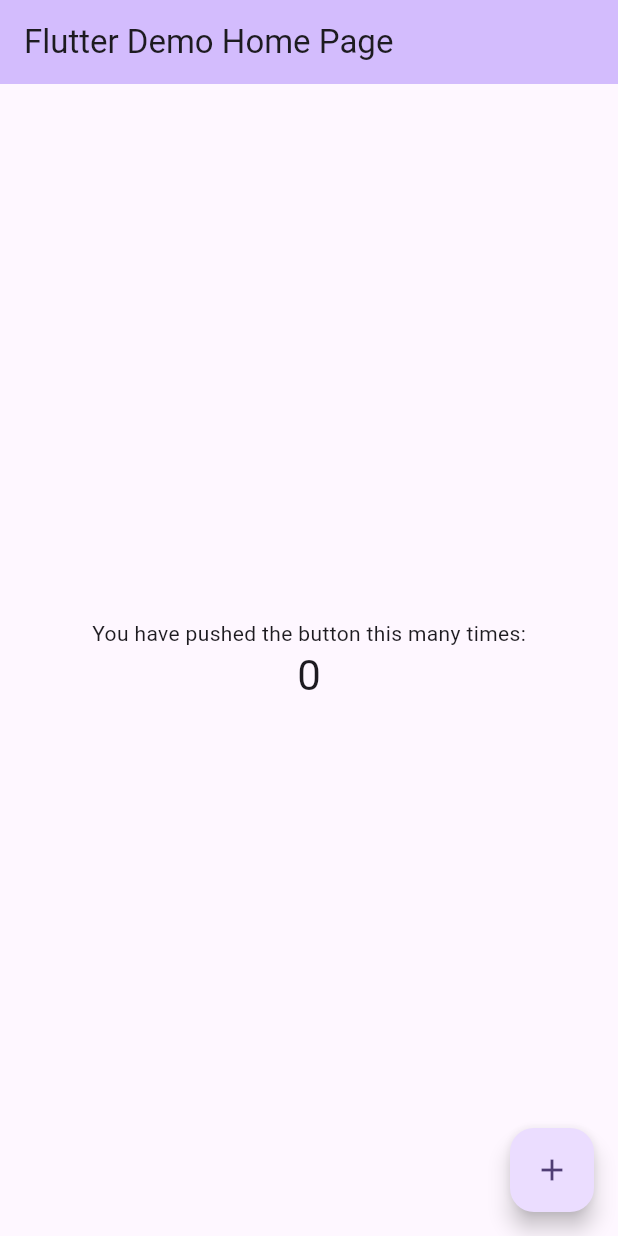
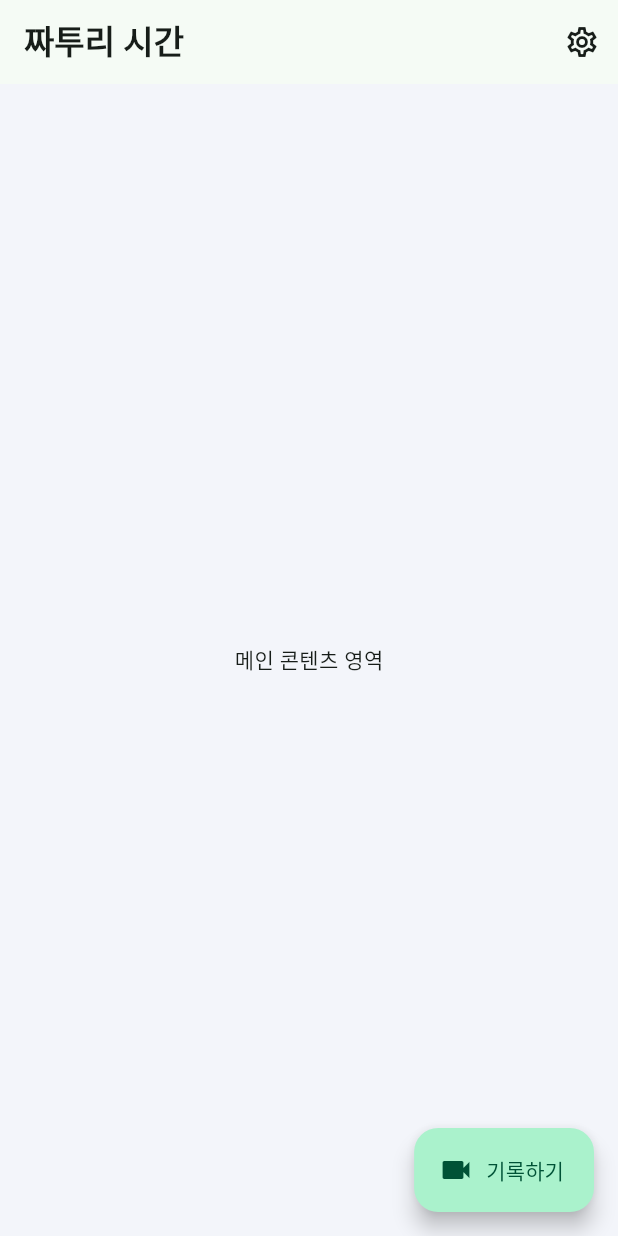
Before and after one commit to UH3135/spare-time, a Flutter app: the screen it shows after launch, on a phone screen of 412 x 824 dp. Run offline on Flutter 3.47's test engine with Material 3 defaults, Android fonts, the phone set to English and light mode, and no system bars.

Commit message:
feat: add shared app top bar scaffold

```diff
--- /dev/null
+++ b/lib/core/layout/app_page_scaffold.dart
@@ -0,0 +1,33 @@
+import 'package:flutter/material.dart';
+
+import '../widgets/app_top_bar.dart';
+
+class AppPageScaffold extends StatelessWidget {
+  const AppPageScaffold({
+    super.key,
+    required this.title,
+    required this.body,
+    this.actions,
+    this.floatingActionButton,
+    this.backgroundColor,
+  });
+
+  final String title;
+  final Widget body;
+  final List<Widget>? actions;
+  final Widget? floatingActionButton;
+  final Color? backgroundColor;
+
+  @override
+  Widget build(BuildContext context) {
+    return Scaffold(
+      backgroundColor: backgroundColor,
+      appBar: AppTopBar(
+        title: title,
+        actions: actions,
+      ),
+      body: body,
+      floatingActionButton: floatingActionButton,
+    );
+  }
+}
--- /dev/null
+++ b/lib/core/widgets/app_top_bar.dart
@@ -0,0 +1,45 @@
+import 'package:flutter/material.dart';
+
+class AppTopBar extends StatelessWidget implements PreferredSizeWidget {
+  const AppTopBar({
+    super.key,
+    required this.title,
+    this.leading,
+    this.actions,
+    this.backgroundColor,
+    this.foregroundColor,
+    this.elevation = 0,
+  });
+
+  final String title;
+  final Widget? leading;
+  final List<Widget>? actions;
+  final Color? backgroundColor;
+  final Color? foregroundColor;
+  final double elevation;
+
+  @override
+  Size get preferredSize => const Size.fromHeight(kToolbarHeight);
+
+  @override
+  Widget build(BuildContext context) {
+    final theme = Theme.of(context);
+
+    return AppBar(
+      leading: leading,
+      actions: actions,
+      centerTitle: false,
+      elevation: elevation,
+      scrolledUnderElevation: 0,
+      titleSpacing: 16,
+      backgroundColor: backgroundColor ?? theme.colorScheme.surface,
+      foregroundColor: foregroundColor ?? theme.colorScheme.onSurface,
+      title: Text(
+        title,
+        style: theme.textTheme.titleLarge?.copyWith(
+          fontWeight: FontWeight.w800,
+        ),
+      ),
+    );
+  }
+}
--- /dev/null
+++ b/lib/features/home/presentation/home_page.dart
@@ -0,0 +1,32 @@
+import 'package:flutter/material.dart';
+
+import '../../../core/layout/app_page_scaffold.dart';
+
+class HomePage extends StatelessWidget {
+  const HomePage({super.key});
+
+  @override
+  Widget build(BuildContext context) {
+    return AppPageScaffold(
+      title: '짜투리 시간',
+      actions: [
+        IconButton(
+          onPressed: () {},
+          icon: const Icon(Icons.settings_outlined),
+          tooltip: '설정',
+        ),
+      ],
+      floatingActionButton: FloatingActionButton.extended(
+        onPressed: () {},
+        icon: const Icon(Icons.videocam),
+        label: const Text('기록하기'),
+      ),
+      body: const SafeArea(
+        top: false,
+        child: Center(
+          child: Text('메인 콘텐츠 영역'),
+        ),
+      ),
+    );
+  }
+}
--- a/lib/main.dart
+++ b/lib/main.dart
@@ -1,4 +1,6 @@
 import 'package:flutter/material.dart';
+
+import 'features/home/presentation/home_page.dart';
 
 void main() {
   runApp(const MyApp());
@@ -7,116 +9,17 @@ void main() {
 class MyApp extends StatelessWidget {
   const MyApp({super.key});
 
-  // This widget is the root of your application.
   @override
   Widget build(BuildContext context) {
     return MaterialApp(
-      title: 'Flutter Demo',
+      debugShowCheckedModeBanner: false,
+      title: 'Spare Time',
       theme: ThemeData(
-        // This is the theme of your application.
-        //
-        // TRY THIS: Try running your application with "flutter run". You'll see
-        // the application has a purple toolbar. Then, without quitting the app,
-        // try changing the seedColor in the colorScheme below to Colors.green
-        // and then invoke "hot reload" (save your changes or press the "hot
-        // reload" button in a Flutter-supported IDE, or press "r" if you used
-        // the command line to start the app).
-        //
-        // Notice that the counter didn't reset back to zero; the application
-        // state is not lost during the reload. To reset the state, use hot
-        // restart instead.
-        //
-        // This works for code too, not just values: Most code changes can be
-        // tested with just a hot reload.
-        colorScheme: .fromSeed(seedColor: Colors.deepPurple),
+        colorScheme: ColorScheme.fromSeed(seedColor: const Color(0xFF11B981)),
+        scaffoldBackgroundColor: const Color(0xFFF3F5FA),
+        useMaterial3: true,
       ),
-      home: const MyHomePage(title: 'Flutter Demo Home Page'),
+      home: const HomePage(),
     );
   }
 }
-
-class MyHomePage extends StatefulWidget {
-  const MyHomePage({super.key, required this.title});
-
-  // This widget is the home page of your application. It is stateful, meaning
-  // that it has a State object (defined below) that contains fields that affect
-  // how it looks.
-
-  // This class is the configuration for the state. It holds the values (in this
-  // case the title) provided by the parent (in this case the App widget) and
-  // used by the build method of the State. Fields in a Widget subclass are
-  // always marked "final".
-
-  final String title;
-
-  @override
-  State<MyHomePage> createState() => _MyHomePageState();
-}
-
-class _MyHomePageState extends State<MyHomePage> {
-  int _counter = 0;
-
-  void _incrementCounter() {
-    setState(() {
-      // This call to setState tells the Flutter framework that something has
-      // changed in this State, which causes it to rerun the build method below
-      // so that the display can reflect the updated values. If we changed
-      // _counter without calling setState(), then the build method would not be
-      // called again, and so nothing would appear to happen.
-      _counter++;
-    });
-  }
-
-  @override
-  Widget build(BuildContext context) {
-    // This method is rerun every time setState is called, for instance as done
-    // by the _incrementCounter method above.
-    //
-    // The Flutter framework has been optimized to make rerunning build methods
-    // fast, so that you can just rebuild anything that needs updating rather
-    // than having to individually change instances of widgets.
-    return Scaffold(
-      appBar: AppBar(
-        // TRY THIS: Try changing the color here to a specific color (to
-        // Colors.amber, perhaps?) and trigger a hot reload to see the AppBar
-        // change color while the other colors stay the same.
-        backgroundColor: Theme.of(context).colorScheme.inversePrimary,
-        // Here we take the value from the MyHomePage object that was created by
-        // the App.build method, and use it to set our appbar title.
-        title: Text(widget.title),
-      ),
-      body: Center(
-        // Center is a layout widget. It takes a single child and positions it
-        // in the middle of the parent.
-        child: Column(
-          // Column is also a layout widget. It takes a list of children and
-          // arranges them vertically. By default, it sizes itself to fit its
-          // children horizontally, and tries to be as tall as its parent.
-          //
-          // Column has various properties to control how it sizes itself and
-          // how it positions its children. Here we use mainAxisAlignment to
-          // center the children vertically; the main axis here is the vertical
-          // axis because Columns are vertical (the cross axis would be
-          // horizontal).
-          //
-          // TRY THIS: Invoke "debug painting" (choose the "Toggle Debug Paint"
-          // action in the IDE, or press "p" in the console), to see the
-          // wireframe for each widget.
-          mainAxisAlignment: .center,
-          children: [
-            const Text('You have pushed the button this many times:'),
-            Text(
-              '$_counter',
-              style: Theme.of(context).textTheme.headlineMedium,
-            ),
-          ],
-        ),
-      ),
-      floatingActionButton: FloatingActionButton(
-        onPressed: _incrementCounter,
-        tooltip: 'Increment',
-        child: const Icon(Icons.add),
-      ),
-    );
-  }
-}
```
